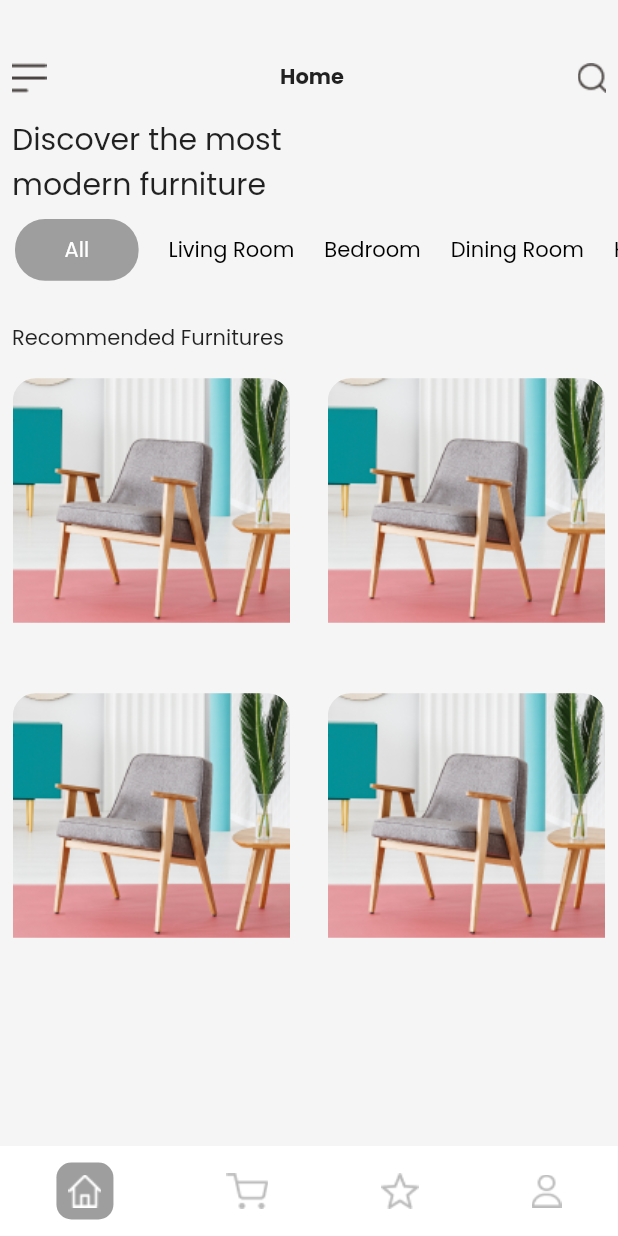
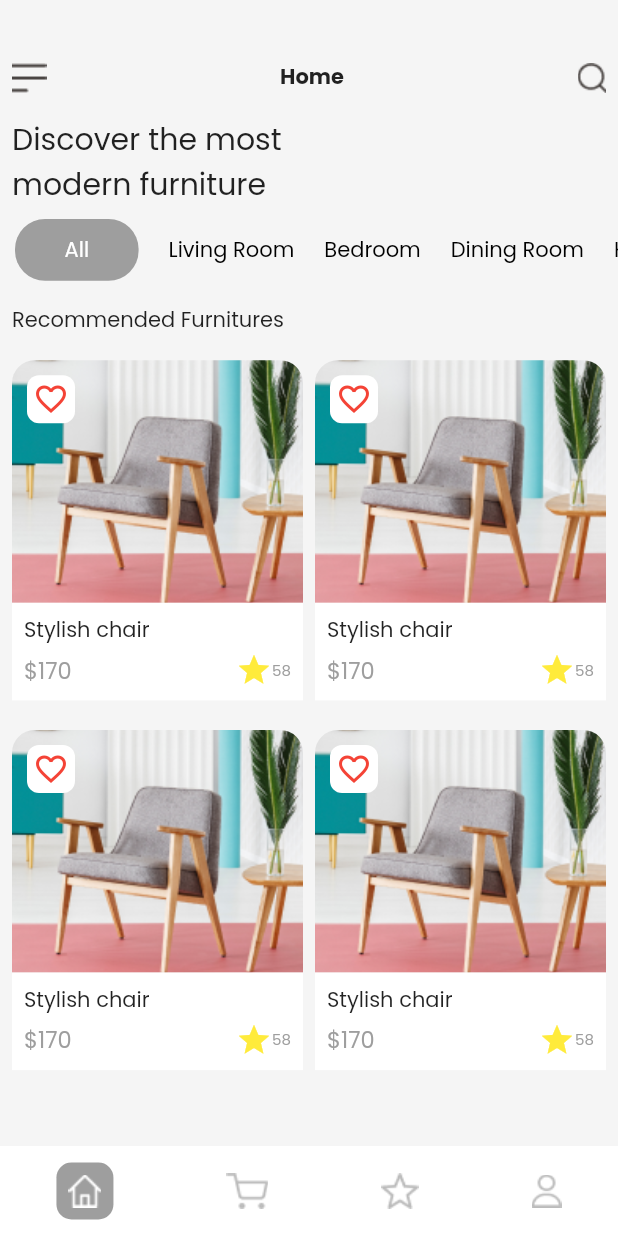
Before and after one commit to alvinwatner/furniture_shop, a Flutter app: the screen it shows after launch, on a phone screen of 412 x 824 dp. Run offline on Flutter 3.47's test engine with Material 2 defaults, Android fonts, the phone set to English and light mode, and no system bars.

Commit message:
Fixing product card

```diff
--- a/lib/home_page.dart
+++ b/lib/home_page.dart
@@ -37,7 +37,10 @@ class HomePage extends StatelessWidget {
                 crossAxisAlignment: CrossAxisAlignment.end,
                 children: [
                   Image.asset("assets/icons/menu.png"),
-                  Text("Home", style: TextStyle(fontWeight: FontWeight.w600,)),
+                  Text("Home",
+                      style: TextStyle(
+                        fontWeight: FontWeight.w600,
+                      )),
                   Image.asset("assets/icons/search.png"),
                 ],
               ),
@@ -77,7 +80,7 @@ class HomePage extends StatelessWidget {
                 ],
               ),
             ),
-            const Padding(padding: EdgeInsets.symmetric(vertical: 10.0)),
+            const Padding(padding: EdgeInsets.symmetric(vertical: 4.0)),
             Padding(
               padding: const EdgeInsets.all(8.0),
               child: Column(
@@ -90,22 +93,21 @@ class HomePage extends StatelessWidget {
               ),
             ),
             Expanded(
-              child: SizedBox(
-                // height: MediaQuery.of(context).size.height * 0.3,
               child: GridView.count(
-                  mainAxisSpacing: 8.0,
+                mainAxisSpacing: 4.0,
+                childAspectRatio: MediaQuery.of(context).size.width /
+                    (MediaQuery.of(context).size.height / 1.6),
                 crossAxisSpacing: 8.0,
-
                 shrinkWrap: true,
+                padding: const EdgeInsets.all(8.0),
                 crossAxisCount: 2,
                 children: [
                   ...[1, 2, 3, 4]
                       .map(
-                          (e) => ProductCard(),
+                        (e) => const ProductCard(),
                       )
                       .toList()
                 ],
-                ),
               ),
             )
           ],
@@ -122,29 +124,71 @@ class ProductCard extends StatelessWidget {
 
   @override
   Widget build(BuildContext context) {
-    return SizedBox(
-      width: 100,
-      height: 100,
-      child: Column(
+    return Column(
       children: [
-          Container(
-            margin: const EdgeInsets.all(8.0),
-            decoration: const BoxDecoration(
-              borderRadius: BorderRadius.vertical(
-                top: Radius.circular(15.0),
+        ClipRRect(
+          borderRadius: const BorderRadius.vertical(top: Radius.circular(15.0)),
+          child: AspectRatio(
+            aspectRatio: 1.2,
+            child: Stack(children: [
+              Image.asset(
+                'assets/images/dummy1.png',
+                width: double.infinity,
+                fit: BoxFit.fitWidth,
+              ),
+              Positioned(
+                  top: 10,
+                  left: 10,
+                  child: Container(
+                    decoration: BoxDecoration(
+                        borderRadius: BorderRadius.all(
+                          Radius.circular(8.0),
+                        ),
+                        color: Colors.white),
+                    padding: EdgeInsets.all(4.0),
+                    child: Icon(
+                      Icons.favorite_border_outlined,
+                      color: Colors.red,
+                    ),
+                  ))
+            ]),
           ),
         ),
-            child: ClipRRect(
-              borderRadius:
-                  const BorderRadius.vertical(top: Radius.circular(15.0)),
-              child: Image.asset(
-                'assets/images/dummy1.png',
-                fit: BoxFit.fill,
+        Container(
+          padding: const EdgeInsets.all(8.0),
+          width: double.infinity,
+          decoration: const BoxDecoration(
+            color: Colors.white,
           ),
+          child: Column(
+            crossAxisAlignment: CrossAxisAlignment.start,
+            children: [
+              Text(
+                "Stylish chair",
+                style: Theme.of(context).textTheme.bodyLarge,
               ),
+              const Padding(padding: EdgeInsets.symmetric(vertical: 2.0)),
+              Row(
+                mainAxisAlignment: MainAxisAlignment.spaceBetween,
+                children: [
+                  const Text("\$170",
+                      style: TextStyle(fontSize: 15, color: Colors.grey)),
+                  Row(
+                    children: const [
+                      Icon(
+                        Icons.star,
+                        color: Colors.yellow,
+                      ),
+                      Text("58",
+                          style: TextStyle(fontSize: 10, color: Colors.grey)),
+                    ],
                   ),
                 ],
+              )
+            ],
           ),
+        )
+      ],
     );
   }
 }
```
Lines whose indentation alone changed are shown as unchanged.
